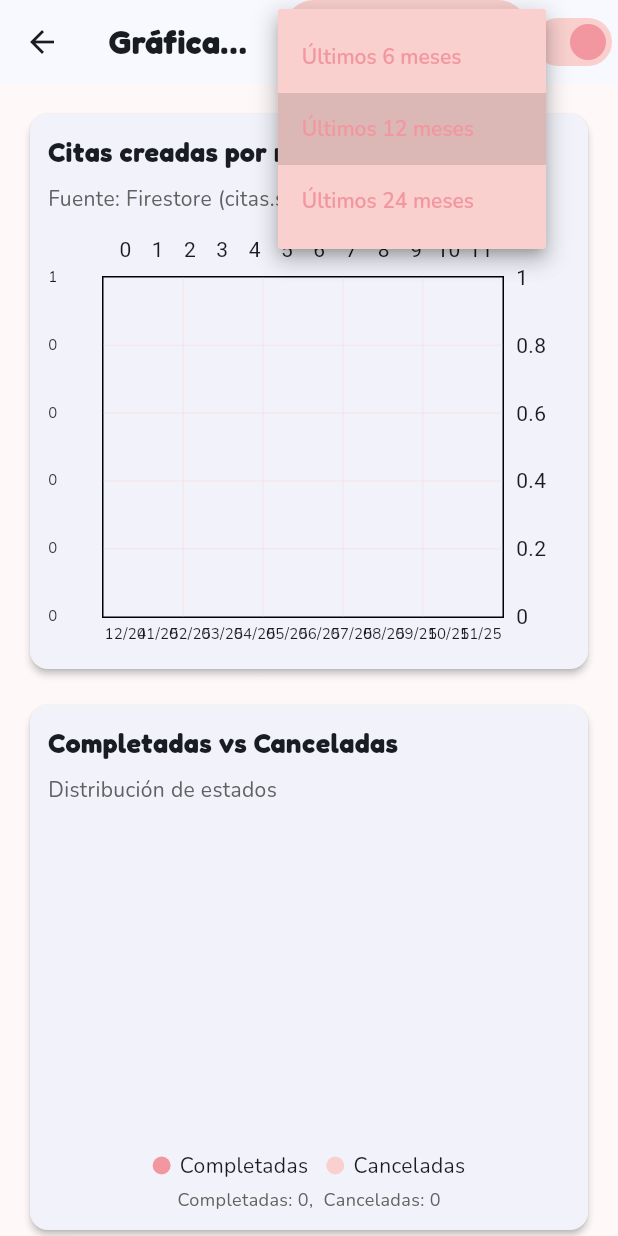
After one commit to VecinoLiliana/AppointmentAppp_Front, a Flutter app: the _GraphicsScaffold screen opened directly, after a tap on an icon or button, on a phone screen of 412 x 824 dp. The commit adds this screen. Run offline on Flutter 3.47's test engine with Material 3 defaults, Android fonts, the phone set to English and light mode, and no system bars; drawn by our look-alikes of fl_chart; our stand-ins replace cloud_firestore, firebase_auth, firebase_core, google_fonts, syncfusion_flutter_charts; accounts and stored records are empty.

Commit message:
Implementación del page de graficas

```diff
--- /dev/null
+++ b/lib/graphics_page.dart
@@ -0,0 +1,499 @@
+import 'dart:async';
+import 'package:cloud_firestore/cloud_firestore.dart';
+import 'package:firebase_auth/firebase_auth.dart';
+import 'package:flutter/material.dart';
+import 'package:fl_chart/fl_chart.dart';
+import 'package:google_fonts/google_fonts.dart';
+import 'package:provider/provider.dart';
+import 'package:syncfusion_flutter_charts/charts.dart';
+
+
+class GraphicsPage extends StatelessWidget {
+  const GraphicsPage({super.key});
+
+  static const kRose = Color(0xFFF297A0);
+  static const kRoseLight = Color(0xFFF9D0CE);
+  static const kOlive = Color(0xFFB6BB79);
+
+  @override
+  // Verifica el rol del usuario y muestra las gráficas si es médico
+  Widget build(BuildContext context) {
+    final user = FirebaseAuth.instance.currentUser;
+    if (user == null) {
+      return const _AccessDenied(message: 'Debes iniciar sesión');
+    }
+
+    return FutureBuilder<DocumentSnapshot<Map<String, dynamic>>>(
+      future: FirebaseFirestore.instance.collection('usuarios').doc(user.uid).get(),
+      builder: (context, snapshot) {
+        if (snapshot.connectionState == ConnectionState.waiting) {
+          return const Scaffold(body: Center(child: CircularProgressIndicator()));
+        }
+        if (!snapshot.hasData || !snapshot.data!.exists) {
+          return const _AccessDenied(message: 'Perfil no encontrado');
+        }
+        final data = snapshot.data!.data()!;
+        final rol = (data['rol'] ?? 'paciente') as String;
+        if (rol != 'médico') {
+          return const _AccessDenied(message: 'Acceso denegado. Solo médicos.');
+        }
+
+        // Si es médico, muestra las gráficas (aunque no es necesario ya que no puedes ver el boton desde la vista del paciente)
+        return ChangeNotifierProvider(
+          create: (_) => GraphicsState(),
+          child: const _GraphicsScaffold(),
+        );
+      },
+    );
+  }
+}
+
+// Widget para mostrar acceso denegado
+class _AccessDenied extends StatelessWidget {
+  final String message;
+  const _AccessDenied({required this.message});
+  @override
+  Widget build(BuildContext context) {
+    return Scaffold(
+      appBar: AppBar(title: const Text('Gráficas')),
+      body: Center(
+        child: Column(
+          mainAxisSize: MainAxisSize.min,
+          children: [
+            const Icon(Icons.lock, size: 48, color: Colors.redAccent),
+            const SizedBox(height: 12),
+            Text(message, style: GoogleFonts.nunito(fontSize: 16)),
+          ],
+        ),
+      ),
+    );
+  }
+}
+
+/// Estado compartido para opciones de visualización
+class GraphicsState extends ChangeNotifier {
+  int months = 12; // últimos meses a mostrar (como un filtro ante los datos del medico)
+  bool showLineChart = true;
+
+  void setMonths(int m) {
+    months = m;
+    notifyListeners();
+  }
+
+  void toggleLine(bool v) {
+    showLineChart = v;
+    notifyListeners();
+  }
+}
+
+class _GraphicsScaffold extends StatelessWidget {
+  const _GraphicsScaffold();
+
+  @override
+  Widget build(BuildContext context) {
+    final state = context.watch<GraphicsState>();
+    return Scaffold(
+      backgroundColor: GraphicsPage.kRoseLight.withOpacity(0.15),
+      appBar: AppBar(
+        title: Text('Gráficas Médicas', style: GoogleFonts.fredoka(fontWeight: FontWeight.w700)),
+        actions: [
+          DropdownButtonHideUnderline(
+            child: Container(
+              padding: const EdgeInsets.symmetric(horizontal: 12, vertical: 6),
+              decoration: BoxDecoration(
+                color: GraphicsPage.kRoseLight,
+                borderRadius: BorderRadius.circular(20),
+              ),
+              child: DropdownButton<int>(
+                value: state.months,
+                dropdownColor: GraphicsPage.kRoseLight,
+                iconEnabledColor: GraphicsPage.kRose,
+                style: GoogleFonts.nunito(color: GraphicsPage.kRose, fontWeight: FontWeight.w600),
+                items: const [6, 12, 24]
+                    .map((m) => DropdownMenuItem(value: m, child: Text('Últimos $m meses')))
+                    .toList(),
+                onChanged: (v) => v != null ? state.setMonths(v) : null,
+              ),
+            ),
+          ),
+          Switch(
+            value: state.showLineChart,
+            onChanged: state.toggleLine,
+            activeColor: GraphicsPage.kRose,
+            activeTrackColor: GraphicsPage.kRoseLight,
+          ),
+        ],
+      ),
+
+      // Mostrar las gráficas en un layout adaptativo
+      body: LayoutBuilder(
+        builder: (context, constraints) {
+          final isWide = constraints.maxWidth > 900;
+          final children = <Widget>[
+            _BarAppointmentsByMonth(),
+            _PieCompletedVsCanceled(),
+            if (state.showLineChart) _LinePatientsPerDoctor(),
+          ];
+          return SingleChildScrollView(
+            padding: const EdgeInsets.all(16),
+            child: isWide
+                ? Wrap(
+                    spacing: 16,
+                    runSpacing: 16,
+                    children: children
+                        .map((w) => SizedBox(width: constraints.maxWidth / 2 - 24, child: w))
+                        .toList(),
+                  )
+                : Column(
+                    children: children
+                        .map((w) => Padding(padding: const EdgeInsets.only(bottom: 16), child: w))
+                        .toList(),
+                  ),
+          );
+        },
+      ),
+    );
+  }
+}
+
+/// Gráfica de barras (cantidad de citas creadas por mes)
+class _BarAppointmentsByMonth extends StatelessWidget {
+  @override
+  Widget build(BuildContext context) {
+    final months = context.watch<GraphicsState>().months;
+    final fromDate = DateTime(DateTime.now().year, DateTime.now().month - (months - 1), 1);
+
+    final q = FirebaseFirestore.instance
+        .collection('citas')
+        .where('start', isGreaterThan: Timestamp.fromDate(fromDate))
+        .orderBy('start');
+
+    return Card(
+      elevation: 2,
+      shape: RoundedRectangleBorder(borderRadius: BorderRadius.circular(12)),
+      child: Padding(
+        padding: const EdgeInsets.all(12),
+        child: Column(
+          crossAxisAlignment: CrossAxisAlignment.start,
+          children: [
+            Text('Citas creadas por mes', style: GoogleFonts.fredoka(fontSize: 18, fontWeight: FontWeight.w700)),
+            const SizedBox(height: 8),
+            Text('Fuente: Firestore (citas.start)', style: GoogleFonts.nunito(color: Colors.grey[700])),
+            const SizedBox(height: 12),
+            SizedBox(
+              height: 280,
+              child: StreamBuilder<QuerySnapshot<Map<String, dynamic>>>(
+                stream: q.snapshots(),
+                builder: (context, snapshot) {
+                  if (snapshot.connectionState == ConnectionState.waiting) {
+                    return const Center(child: CircularProgressIndicator());
+                  }
+                  if (snapshot.hasError) {
+                    return Center(child: Text('Error: ${snapshot.error}'));
+                  }
+
+                  final counts = <String, int>{};
+                  for (var i = 0; i < months; i++) {
+                    final dt = DateTime(fromDate.year, fromDate.month + i, 1);
+                    final key = '${dt.year}-${dt.month.toString().padLeft(2, '0')}';
+                    counts[key] = 0;
+                  }
+                  for (final doc in snapshot.data?.docs ?? []) {
+                    final start = (doc.data()['start'] as Timestamp?)?.toDate();
+                    if (start == null) continue;
+                    final key = '${start.year}-${start.month.toString().padLeft(2, '0')}';
+                    if (counts.containsKey(key)) counts[key] = (counts[key] ?? 0) + 1;
+                  }
+
+                  final keys = counts.keys.toList();
+                  final values = counts.values.toList();
+                  final maxY = (values.isEmpty ? 1 : (values.reduce((a, b) => a > b ? a : b))).toDouble();
+
+                  return BarChart(
+                    BarChartData(
+                      gridData: FlGridData(
+                        show: true,
+                        drawVerticalLine: true,
+                        getDrawingHorizontalLine: (v) => FlLine(
+                          color: GraphicsPage.kRoseLight.withOpacity(0.3),
+                          strokeWidth: 1,
+                        ),
+                        getDrawingVerticalLine: (v) => FlLine(
+                          color: GraphicsPage.kRoseLight.withOpacity(0.3),
+                          strokeWidth: 1,
+                        ),
+                      ),
+                      titlesData: FlTitlesData(
+                        leftTitles: AxisTitles(
+                          sideTitles: SideTitles(showTitles: true, reservedSize: 36, getTitlesWidget: (v, meta) {
+                            return Text(v.toInt().toString(), style: GoogleFonts.nunito(fontSize: 10));
+                          }),
+                        ),
+                        bottomTitles: AxisTitles(
+                          sideTitles: SideTitles(showTitles: true, getTitlesWidget: (v, meta) {
+                            final i = v.toInt();
+                            if (i < 0 || i >= keys.length) return const SizedBox.shrink();
+                            final parts = keys[i].split('-');
+                            final label = '${parts[1]}/${parts[0].substring(2)}';
+                            return Padding(
+                              padding: const EdgeInsets.only(top: 4),
+                              child: Text(label, style: GoogleFonts.nunito(fontSize: 10)),
+                            );
+                          }),
+                        ),
+                      ),
+                      barGroups: List.generate(keys.length, (i) {
+                        return BarChartGroupData(
+                          x: i,
+                          barRods: [
+                            BarChartRodData(
+                              toY: values[i].toDouble(),
+                              color: GraphicsPage.kRose,
+                              width: 14,
+                              borderRadius: BorderRadius.circular(4),
+                            ),
+                          ],
+                        );
+                      }),
+                      maxY: maxY + 1,
+                      barTouchData: BarTouchData(
+                        enabled: true,
+                        touchTooltipData: BarTouchTooltipData(
+                          getTooltipItem: (group, groupIndex, rod, rodIndex) {
+                            final label = keys[group.x.toInt()];
+                            return BarTooltipItem(
+                              '$label\n${rod.toY.toInt()} citas',
+                              const TextStyle(color: Colors.white),
+                            );
+                          },
+                        ),
+                      ),
+                    ),
+                    swapAnimationDuration: const Duration(milliseconds: 400),
+                  );
+                },
+              ),
+            ),
+          ],
+        ),
+      ),
+    );
+  }
+}
+
+// Gráfica de dona (citas completadas vs canceladas)
+class _PieCompletedVsCanceled extends StatelessWidget {
+  @override
+  Widget build(BuildContext context) {
+    final months = context.watch<GraphicsState>().months;
+    final fromDate = DateTime(DateTime.now().year, DateTime.now().month - (months - 1), 1);
+    final q = FirebaseFirestore.instance
+        .collection('citas')
+        .where('start', isGreaterThan: Timestamp.fromDate(fromDate))
+        .orderBy('start');
+
+    return Card(
+      elevation: 2,
+      shape: RoundedRectangleBorder(borderRadius: BorderRadius.circular(12)),
+      child: Padding(
+        padding: const EdgeInsets.all(12),
+        child: Column(
+          crossAxisAlignment: CrossAxisAlignment.start,
+          children: [
+            Text('Completadas vs Canceladas', style: GoogleFonts.fredoka(fontSize: 18, fontWeight: FontWeight.w700)),
+            const SizedBox(height: 8),
+            Text('Distribución de estados', style: GoogleFonts.nunito(color: Colors.grey[700])),
+            const SizedBox(height: 12),
+            SizedBox(
+              height: 260,
+              child: StreamBuilder<QuerySnapshot<Map<String, dynamic>>>(
+                stream: q.snapshots(),
+                builder: (context, snapshot) {
+                  if (snapshot.connectionState == ConnectionState.waiting) {
+                    return const Center(child: CircularProgressIndicator());
+                  }
+                  if (snapshot.hasError) {
+                    return Center(child: Text('Error: ${snapshot.error}'));
+                  }
+                  int done = 0, canceled = 0;
+                  for (final d in snapshot.data?.docs ?? []) {
+                    final raw = d.data()['status'];
+                    final status = (raw is String ? raw : raw?.toString())?.toLowerCase().trim();
+                    if (status == 'done' || status == 'completed' || status == 'completada') {
+                      done++;
+                    } else if (status == 'canceled' || status == 'cancelled' || status == 'cancelada' || status == 'cancelado') {
+                      canceled++;
+                    }
+                  }
+                  final total = (done + canceled).clamp(1, 999999);
+                  final sections = [
+                    PieChartSectionData(
+                      value: done.toDouble(),
+                      title: '${(done / total * 100).round()}%',
+                      color: GraphicsPage.kRose,
+                      radius: 80,
+                    ),
+                    PieChartSectionData(
+                      value: canceled.toDouble(),
+                      title: '${(canceled / total * 100).round()}%',
+                      color: GraphicsPage.kRoseLight,
+                      radius: 80,
+                    ),
+                  ];
+                  return Column(
+                    children: [
+                      Expanded(
+                        child: PieChart(
+                          PieChartData(
+                            sectionsSpace: 2,
+                            centerSpaceRadius: 48,
+                            sections: sections,
+                            pieTouchData: PieTouchData(enabled: true),
+                          ),
+                          swapAnimationDuration: const Duration(milliseconds: 400),
+                        ),
+                      ),
+                      const SizedBox(height: 8),
+                      Row(
+                        mainAxisAlignment: MainAxisAlignment.center,
+                        children: const [
+                          _LegendDot(color: GraphicsPage.kRose, label: 'Completadas'),
+                          SizedBox(width: 12),
+                          _LegendDot(color: GraphicsPage.kRoseLight, label: 'Canceladas'),
+                        ],
+                      ),
+                      const SizedBox(height: 4),
+                      Text(
+                        'Completadas: '+done.toString()+',  Canceladas: '+canceled.toString(),
+                        style: GoogleFonts.nunito(color: Colors.grey[700], fontSize: 12),
+                      ),
+                    ],
+                  );
+                },
+              ),
+            ),
+          ],
+        ),
+      ),
+    );
+  }
+}
+
+/// Gráfica de líneas (pacientes atendidos por médico) aunque puede ser cambiado por citas completadas por médico
+class _LinePatientsPerDoctor extends StatelessWidget {
+  @override
+  Widget build(BuildContext context) {
+    final months = context.watch<GraphicsState>().months;
+    final fromDate = DateTime(DateTime.now().year, DateTime.now().month - (months - 1), 1);
+    final q = FirebaseFirestore.instance
+        .collection('citas')
+        .where('start', isGreaterThan: Timestamp.fromDate(fromDate))
+        .orderBy('start');
+
+    return Card(
+      elevation: 2,
+      shape: RoundedRectangleBorder(borderRadius: BorderRadius.circular(12)),
+      child: Padding(
+        padding: const EdgeInsets.all(12),
+        child: Column(
+          crossAxisAlignment: CrossAxisAlignment.start,
+          children: [
+            Text('Pacientes atendidos por médico', style: GoogleFonts.fredoka(fontSize: 18, fontWeight: FontWeight.w700)),
+            const SizedBox(height: 8),
+            Text('Zoom con gesto y tooltips', style: GoogleFonts.nunito(color: Colors.grey[700])),
+            const SizedBox(height: 12),
+            SizedBox(
+              height: 300,
+              child: StreamBuilder<QuerySnapshot<Map<String, dynamic>>>(
+                stream: q.snapshots(),
+                builder: (context, snapshot) {
+                  if (snapshot.connectionState == ConnectionState.waiting) {
+                    return const Center(child: CircularProgressIndicator());
+                  }
+                  if (snapshot.hasError) {
+                    return Center(child: Text('Error: ${snapshot.error}'));
+                  }
+
+                  // Agrupar por doctor y mes
+                  final byDoctor = <String, Map<String, int>>{}; // doctor -> monthKey -> count
+                  for (final d in snapshot.data?.docs ?? []) {
+                    final docData = d.data();
+                    final doctorName = (docData['doctorName'] ?? 'N/A') as String;
+                    final start = (docData['start'] as Timestamp?)?.toDate();
+                    final status = docData['status'] as String?;
+                    if (start == null || status != 'done') continue;
+                    final key = '${start.year}-${start.month.toString().padLeft(2, '0')}';
+                    byDoctor.putIfAbsent(doctorName, () => {});
+                    byDoctor[doctorName]![key] = (byDoctor[doctorName]![key] ?? 0) + 1;
+                  }
+
+                  // Limitar a los 3 doctores con más atenciones
+                  final sortedDoctors = byDoctor.keys.toList()
+                    ..sort((a, b) {
+                      final ca = byDoctor[a]!.values.fold<int>(0, (p, c) => p + c);
+                      final cb = byDoctor[b]!.values.fold<int>(0, (p, c) => p + c);
+                      return cb.compareTo(ca);
+                    });
+                  final topDoctors = sortedDoctors.take(3).toList();
+
+                  // Eje X (meses)
+                  final monthKeys = List.generate(months, (i) {
+                    final dt = DateTime(fromDate.year, fromDate.month + i, 1);
+                    return '${dt.year}-${dt.month.toString().padLeft(2, '0')}';
+                  });
+
+                  final series = <CartesianSeries<String, num>>[];
+                  final roseColors = [GraphicsPage.kRose, GraphicsPage.kRoseLight, GraphicsPage.kRose.withOpacity(0.6)];
+                  var idx = 0;
+                  for (final doctor in topDoctors) {
+                    final points = monthKeys.map((k) => byDoctor[doctor]?[k] ?? 0).toList();
+                    series.add(LineSeries<String, num>(
+                      dataSource: List.generate(monthKeys.length, (i) => monthKeys[i]),
+                      xValueMapper: (_, i) => i.toDouble(),
+                      yValueMapper: (_, i) => points[i],
+                      name: doctor,
+                      color: roseColors[idx % roseColors.length],
+                      markerSettings: const MarkerSettings(isVisible: true),
+                      dataLabelSettings: const DataLabelSettings(isVisible: false),
+                    ));
+                    idx++;
+                  }
+
+                  return SfCartesianChart(
+                    primaryXAxis: CategoryAxis(
+                      labelRotation: -45,
+                      title: AxisTitle(text: 'Mes'),
+                    ),
+                    primaryYAxis: NumericAxis(title: AxisTitle(text: 'Pacientes')),
+                    tooltipBehavior: TooltipBehavior(enable: true),
+                    zoomPanBehavior: ZoomPanBehavior(enablePinching: true, enablePanning: true),
+                    legend: const Legend(isVisible: true, position: LegendPosition.bottom),
+                    series: series,
+                  );
+                },
+              ),
+            ),
+          ],
+        ),
+      ),
+    );
+  }
+}
+
+// Widget para mostrar un punto en la leyenda con color y texto
+class _LegendDot extends StatelessWidget {
+  final Color color;
+  final String label;
+  const _LegendDot({required this.color, required this.label});
+  @override
+  Widget build(BuildContext context) {
+    return Row(
+      mainAxisSize: MainAxisSize.min,
+      children: [
+        Container(width: 12, height: 12, decoration: BoxDecoration(color: color, shape: BoxShape.circle)),
+        const SizedBox(width: 6),
+        Text(label, style: GoogleFonts.nunito()),
+      ],
+    );
+  }
+}
--- a/lib/home_page.dart
+++ b/lib/home_page.dart
@@ -195,24 +195,26 @@ class HomePage extends StatelessWidget {
               ),
               const SizedBox(height: 20),
 
-              Text(
-                "Especialistas",
-                style: GoogleFonts.fredoka(fontSize: 18, fontWeight: FontWeight.w700),
-              ),
-              const SizedBox(height: 10),
-
-              Wrap(
-                spacing: 8,
-                runSpacing: 8,
-                children: const [
-                  _ChipEspecialista(text: "Cardiólogo"),
-                  _ChipEspecialista(text: "Dermatólogo"),
-                  _ChipEspecialista(text: "Pediatra"),
-                  _ChipEspecialista(text: "Ginecólogo"),
-                  _ChipEspecialista(text: "Ortopedista"),
-                  _ChipEspecialista(text: "Nutriólogo"),
-                  _ChipEspecialista(text: "Oftalmólogo"),
-                ],
+              // Botón para acceder a las gráficas (cambiado por las especialidades)
+              Center(
+                child: ElevatedButton.icon(
+                  onPressed: () => Navigator.pushNamed(context, Routes.graphics),
+                  icon: const Icon(Icons.analytics_outlined, color: Colors.white),
+                  label: Text(
+                    "Ver Gráficas",
+                    style: GoogleFonts.nunito(
+                      fontWeight: FontWeight.w700,
+                      color: Colors.white,
+                    ),
+                  ),
+                  style: ElevatedButton.styleFrom(
+                    backgroundColor: kRose,
+                    foregroundColor: Colors.white,
+                    padding: const EdgeInsets.symmetric(horizontal: 24, vertical: 14),
+                    shape: RoundedRectangleBorder(borderRadius: BorderRadius.circular(12)),
+                    minimumSize: const Size(220, 48),
+                  ),
+                ),
               ),
 
               const SizedBox(height: 20),
--- a/lib/routes.dart
+++ b/lib/routes.dart
@@ -2,6 +2,7 @@
 import 'package:flutter/material.dart';
 import 'home_page.dart';
 import 'profile_page.dart';
+import 'graphics_page.dart';
 import 'login_page.dart';
 import 'citas_page.dart';
 import 'dashboard_page.dart';
@@ -19,6 +20,7 @@ class Routes {
   static const createAppointment = '/appointments/create';
   static const appointmentsList = '/appointments';
   static const appointmentForm = '/appointments/form';
+  static const graphics = '/graphics';
 
 
   static Route<dynamic> generateRoute(RouteSettings settings){
@@ -35,6 +37,8 @@ class Routes {
         return MaterialPageRoute(builder: (_) => const ProfilePage());
       case citas:
         return MaterialPageRoute(builder: (_) => const CitasPage());
+      case graphics:
+        return MaterialPageRoute(builder: (_) => const GraphicsPage());
       default:
         return MaterialPageRoute(
           builder: (_) => Scaffold(
--- a/pubspec.yaml
+++ b/pubspec.yaml
@@ -39,6 +39,9 @@ dependencies:
   cloud_firestore: ^6.0.3
   firebase_core: ^4.2.0
   google_fonts: ^6.2.1
+  fl_chart: ^0.68.0
+  provider: ^6.0.5
+  syncfusion_flutter_charts: ^27.1.55
 
 dev_dependencies:
   flutter_test:
```
Also changed, not shown: pubspec.lock.
